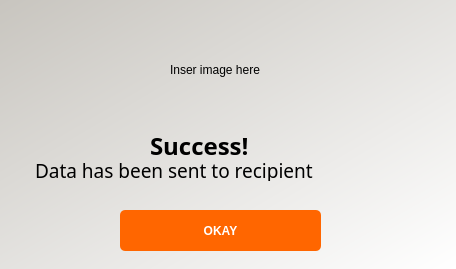
Qt form RTHM-Device-V2/src/uiFiles/Success.ui (Jonnykoder/RTHM-Device) before a commit.
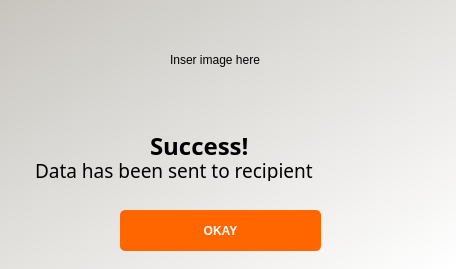
The same form after that commit.

Diff of the .ui file:
```diff
--- a/RTHM-Device-V2/src/uiFiles/Success.ui
+++ b/RTHM-Device-V2/src/uiFiles/Success.ui
@@ -97,7 +97,7 @@
    <property name="geometry">
     <rect>
      <x>170</x>
-     <y>20</y>
+     <y>10</y>
      <width>100</width>
      <height>100</height>
     </rect>
```
